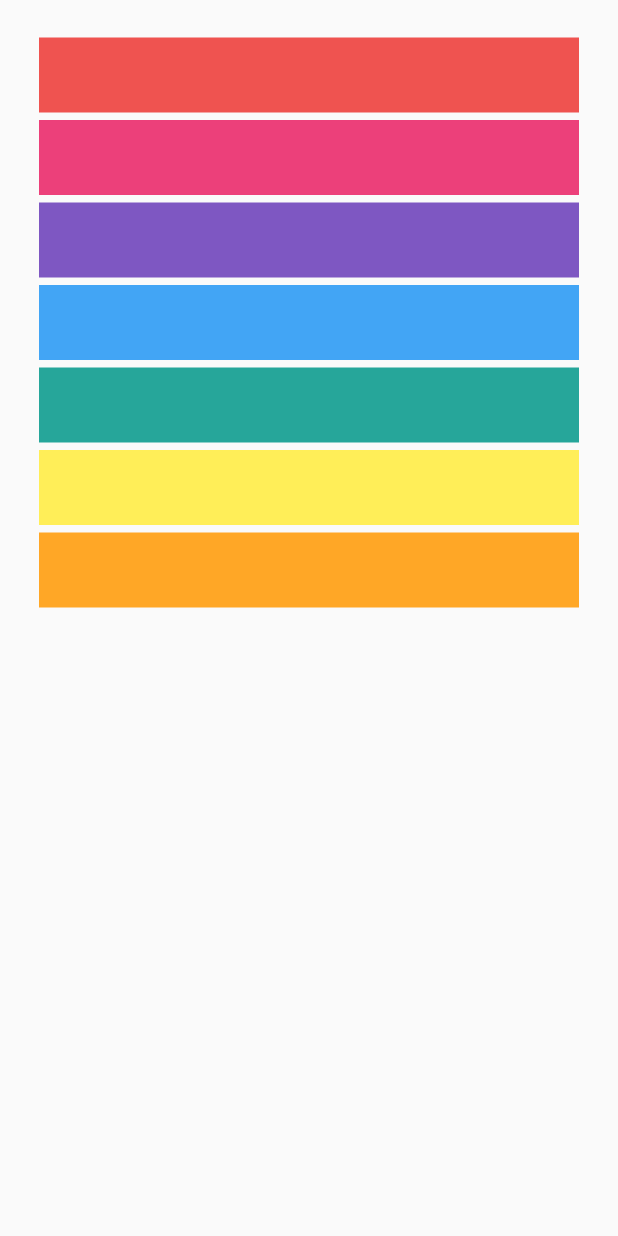
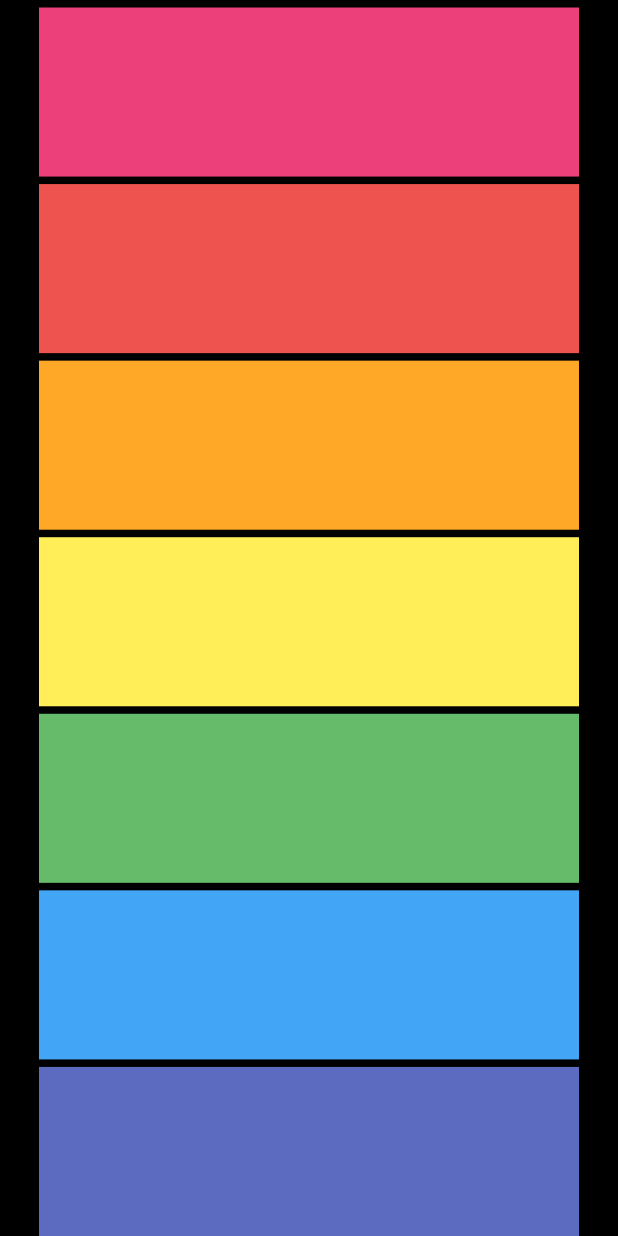
Before and after one commit to TeddyJubu/xylophone-flutter-copy, a Flutter app: the screen it shows after launch, on a phone screen of 412 x 824 dp. Run offline on Flutter 3.47's test engine with Material 2 defaults, Android fonts, the phone set to English and light mode, and no system bars; our stand-ins replace audioplayers.

Commit message:
Code optimized using function

```diff
--- a/lib/main.dart
+++ b/lib/main.dart
@@ -10,89 +10,56 @@ class XylophoneApp extends StatelessWidget {
     player.play('note$tingg.wav');
   }
 
+  Expanded buildKey({int tone, Color color}) {
+    return Expanded(
+      child: FlatButton(
+        onPressed: () {
+          music(tone);
+        },
+        child: Container(
+          color: color,
+          margin: EdgeInsets.fromLTRB(10, 5, 10, 0),
+        ),
+      ),
+    );
+  }
+
   @override
   Widget build(BuildContext context) {
     return MaterialApp(
       home: Scaffold(
+        backgroundColor: Colors.black,
         body: SafeArea(
           child: Column(
+            //mainAxisAlignment: MainAxisAlignment.,
             children: <Widget>[
-              FlatButton(
-                onPressed: () {
-                  music(1);
-                },
-                child: Container(
-                  color: Colors.red.shade400,
-                  height: 50.0,
-                  width: double.infinity,
-                  margin: EdgeInsets.fromLTRB(10, 25, 10, 0),
-                ),
+              buildKey(
+                tone: 1,
+                color: Colors.pink.shade400,
               ),
-              FlatButton(
-                onPressed: () {
-                  music(2);
-                },
-                child: Container(
-                  color: Colors.pink.shade400,
-                  height: 50.0,
-                  width: double.infinity,
-                  margin: EdgeInsets.fromLTRB(10, 5, 10, 0),
-                ),
+              buildKey(
+                tone: 2,
+                color: Colors.red.shade400,
               ),
-              FlatButton(
-                onPressed: () {
-                  music(3);
-                },
-                child: Container(
-                  color: Colors.deepPurple.shade400,
-                  height: 50.0,
-                  width: double.infinity,
-                  margin: EdgeInsets.fromLTRB(10, 5, 10, 0),
-                ),
+              buildKey(
+                tone: 3,
+                color: Colors.orange.shade400,
               ),
-              FlatButton(
-                onPressed: () {
-                  music(4);
-                },
-                child: Container(
-                  color: Colors.blue.shade400,
-                  height: 50.0,
-                  width: double.infinity,
-                  margin: EdgeInsets.fromLTRB(10, 5, 10, 0),
-                ),
+              buildKey(
+                tone: 4,
+                color: Colors.yellow.shade400,
               ),
-              FlatButton(
-                onPressed: () {
-                  music(5);
-                },
-                child: Container(
-                  color: Colors.teal.shade400,
-                  height: 50.0,
-                  width: double.infinity,
-                  margin: EdgeInsets.fromLTRB(10, 5, 10, 0),
-                ),
+              buildKey(
+                tone: 5,
+                color: Colors.green.shade400,
               ),
-              FlatButton(
-                onPressed: () {
-                  music(6);
-                },
-                child: Container(
-                  color: Colors.yellow.shade400,
-                  height: 50.0,
-                  width: double.infinity,
-                  margin: EdgeInsets.fromLTRB(10, 5, 10, 0),
-                ),
+              buildKey(
+                tone: 6,
+                color: Colors.blue.shade400,
               ),
-              FlatButton(
-                onPressed: () {
-                  music(7);
-                },
-                child: Container(
-                  color: Colors.orange.shade400,
-                  height: 50.0,
-                  width: double.infinity,
-                  margin: EdgeInsets.fromLTRB(10, 5, 10, 0),
-                ),
+              buildKey(
+                tone: 7,
+                color: Colors.indigo.shade400,
               ),
             ],
           ),
```
